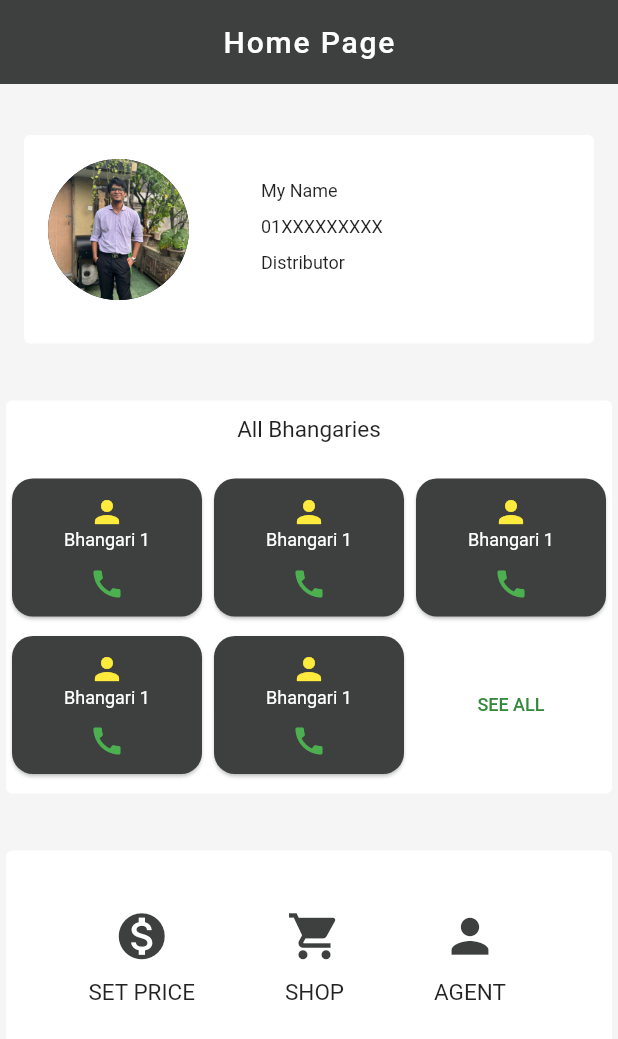
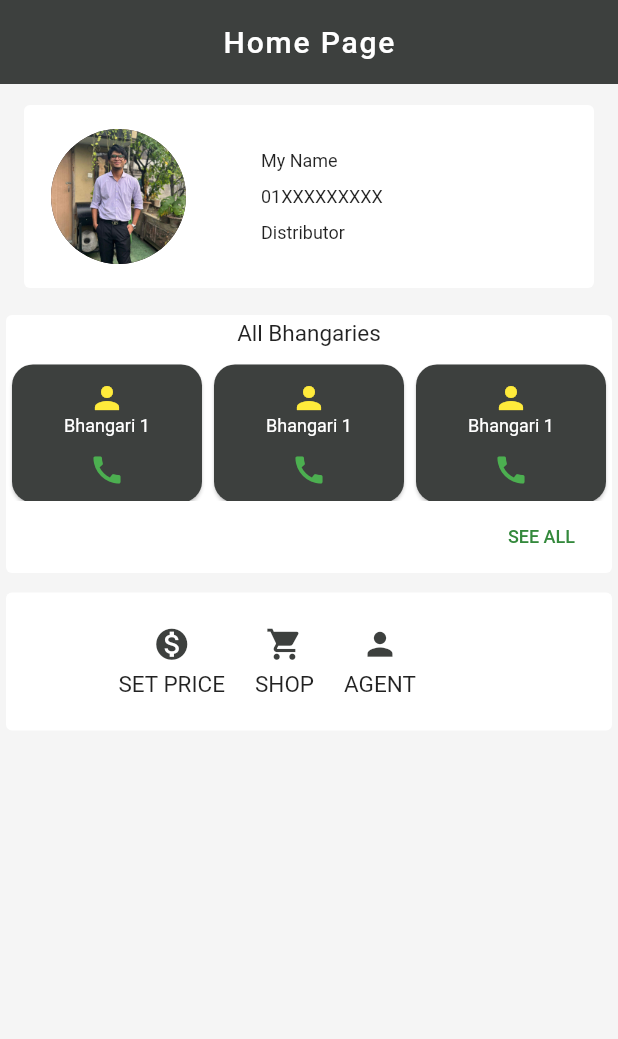
Before and after one commit to mzikkhan/EL-Flutter, a Flutter app: the screen it shows after launch, on a phone screen of 412 x 824 dp. Shown: the top 1039 px of the screen. Run offline on Flutter 3.47's test engine with Material 2 defaults, Android fonts, the phone set to English and light mode, and no system bars.

Commit message:
Fixed responsiveness

```diff
--- a/lib/dashboard_main.dart
+++ b/lib/dashboard_main.dart
@@ -21,7 +21,7 @@ class _HomeState extends State<HomePage> {
           Column(
             children: [
               SizedBox(
-                height: 30,
+                height: 10,
               ),
               Container(
                 // padding: EdgeInsets.symmetric(vertical: 100),
@@ -32,13 +32,15 @@ class _HomeState extends State<HomePage> {
                       children: [
                         Column(
                           children: [
-                            Container(
+                            Expanded(
+                              child: Container(
                                 padding: EdgeInsets.all(16),
                                 child: CircleAvatar(
                                   backgroundImage:
                                       AssetImage("assets/ZaedProPic.jpg"),
                                   backgroundColor: const Color(0xFF362626),
                                   radius: 47,
+                                ),
                               ),
                             )
                           ],
@@ -75,11 +77,11 @@ class _HomeState extends State<HomePage> {
                         ),
                       ],
                     )),
-                height: 147,
+                height: 130,
                 width: 388,
               ),
               SizedBox(
-                height: 30,
+                height: 10,
               ),
               Container(
                 // padding: EdgeInsets.symmetric(vertical: 100),
@@ -101,14 +103,14 @@ class _HomeState extends State<HomePage> {
                                   style: TextStyle(fontSize: 15),
                                 ),
                                 padding: EdgeInsets.symmetric(
-                                    vertical: 10, horizontal: 152),
+                                    vertical: 3, horizontal: 152),
                               ),
                             ],
                           ),
                         ],
                       ),
                       SizedBox(
-                        height: 10,
+                        height: 5,
                       ),
                       Expanded(
                         child: GridView(
@@ -121,57 +123,18 @@ class _HomeState extends State<HomePage> {
                             mainAxisExtent: 100,
                           ),
                           children: [
-                            for (int i = 0; i < 5; i++)
-                              Container(
-                                child: Container(
-                                  height: 94,
-                                  width: 94,
-                                  child: Card(
-                                    shape: RoundedRectangleBorder(
-                                      borderRadius: BorderRadius.circular(14),
-                                    ),
-                                    child: Container(
-                                      padding:
-                                          EdgeInsets.symmetric(horizontal: 10),
-                                      child: Column(
-                                        mainAxisAlignment:
-                                            MainAxisAlignment.center,
-                                        crossAxisAlignment:
-                                            CrossAxisAlignment.center,
-                                        children: [
-                                          Center(
-                                            child: Icon(
-                                              Icons.person,
-                                              color: Colors.yellow,
-                                            ),
-                                          ),
-                                          Text(
-                                            'Bhangari 1',
-                                            style: TextStyle(
-                                                color: Colors.white,
-                                                fontSize: 12),
-                                          ),
-                                          SizedBox(
-                                            height: 10,
-                                          ),
-                                          Icon(
-                                            Icons.call,
-                                            color: Colors.green,
-                                          ),
+                            for (int i = 0; i < 3; i++) CardWidget(),
                           ],
                         ),
                       ),
-                                    color: const Color(0xFF3D403E),
-                                  ),
-                                ),
-                              ),
-                            Expanded(
-                              child: TextButton(
+                      Row(
+                        mainAxisAlignment: MainAxisAlignment.end,
+                        children: [
+                          TextButton(
                             child: Text(
                               'SEE ALL',
                               style: TextStyle(
-                                      color: const Color(0xFF34893C),
-                                      fontSize: 12),
+                                  color: const Color(0xFF34893C), fontSize: 12),
                             ),
                             onPressed: () => showModalBottomSheet(
                                 // enableDrag: true,
@@ -182,18 +145,19 @@ class _HomeState extends State<HomePage> {
                                 context: context,
                                 builder: (context) => buildSheet()),
                           ),
+                          SizedBox(
+                            width: 15,
+                          ),
+                        ],
                       ),
                     ],
                   ),
                 ),
-                    ],
-                  ),
-                ),
-                height: 270,
+                height: 180,
                 width: 422,
               ),
               SizedBox(
-                height: 30,
+                height: 5,
               ),
               Container(
                 child: Card(
@@ -202,18 +166,18 @@ class _HomeState extends State<HomePage> {
                   child: Row(
                     children: [
                       SizedBox(
-                        width: 55,
+                        width: 75,
                       ),
                       Column(
                         mainAxisAlignment: MainAxisAlignment.center,
                         children: [
                           Icon(
                             Icons.monetization_on,
-                            size: 37.0,
+                            size: 25.0,
                             color: const Color(0xFF3D403E),
                           ),
                           SizedBox(
-                            height: 10,
+                            height: 5,
                           ),
                           Text(
                             'SET PRICE',
@@ -222,18 +186,18 @@ class _HomeState extends State<HomePage> {
                         ],
                       ),
                       SizedBox(
-                        width: 60,
+                        width: 20,
                       ),
                       Column(
                         mainAxisAlignment: MainAxisAlignment.center,
                         children: [
                           Icon(
                             Icons.shopping_cart,
-                            size: 37.0,
+                            size: 25.0,
                             color: const Color(0xFF3D403E),
                           ),
                           SizedBox(
-                            height: 10,
+                            height: 5,
                           ),
                           Text(
                             'SHOP',
@@ -242,18 +206,18 @@ class _HomeState extends State<HomePage> {
                         ],
                       ),
                       SizedBox(
-                        width: 60,
+                        width: 20,
                       ),
                       Column(
                         mainAxisAlignment: MainAxisAlignment.center,
                         children: [
                           Icon(
                             Icons.person,
-                            size: 37.0,
+                            size: 25.0,
                             color: const Color(0xFF3D403E),
                           ),
                           SizedBox(
-                            height: 10,
+                            height: 5,
                           ),
                           Text(
                             'AGENT',
@@ -264,7 +228,7 @@ class _HomeState extends State<HomePage> {
                     ],
                   ),
                 ),
-                height: 150,
+                height: 100,
                 width: 422,
               ),
             ],
@@ -285,8 +249,20 @@ class _HomeState extends State<HomePage> {
             mainAxisExtent: 130,
           ),
           children: [
-            for (int i = 0; i < 10; i++)
-              Container(
+            for (int i = 0; i < 10; i++) CardWidget(),
+          ],
+        ),
+      );
+}
+
+class CardWidget extends StatelessWidget {
+  const CardWidget({
+    super.key,
+  });
+
+  @override
+  Widget build(BuildContext context) {
+    return Container(
       child: Container(
         height: 94,
         width: 94,
@@ -323,8 +299,6 @@ class _HomeState extends State<HomePage> {
           color: const Color(0xFF3D403E),
         ),
       ),
-              ),
-          ],
-        ),
     );
   }
+}
```
Also changed, not shown: lib/main.dart (+19 -0 lines). Lines whose indentation alone changed are shown as unchanged.
